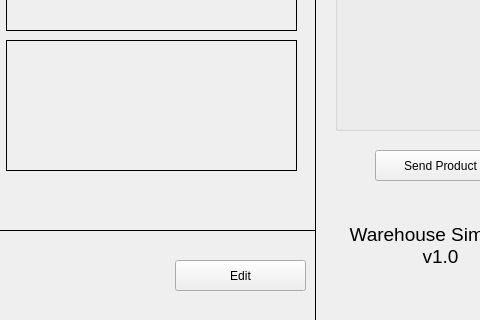
Before: the Qt Designer form src/WarehouseSimulator/qtWidgetUI/mainwindow.ui in PiotrApriasz/WarehouseSimulator, drawn with Qt 5; both pictures show x 714 to 1194 and y 480 to 800 of the 1280 by 800 pixel window.
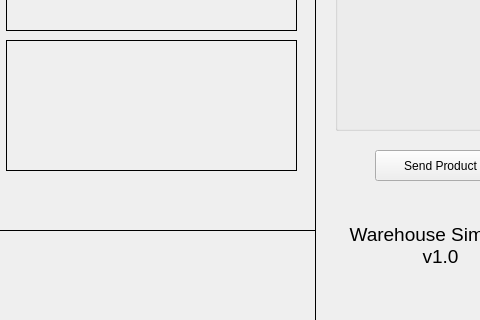
After: the same form once the commit is applied.

```diff
--- a/src/WarehouseSimulator/qtWidgetUI/mainwindow.ui
+++ b/src/WarehouseSimulator/qtWidgetUI/mainwindow.ui
@@ -63,22 +63,6 @@
       <bool>false</bool>
      </property>
     </widget>
-    <widget class="QPushButton" name="editBtn">
-     <property name="enabled">
-      <bool>true</bool>
-     </property>
-     <property name="geometry">
-      <rect>
-       <x>890</x>
-       <y>30</y>
-       <width>131</width>
-       <height>31</height>
-      </rect>
-     </property>
-     <property name="text">
-      <string>Edit</string>
-     </property>
-    </widget>
    </widget>
    <widget class="QFrame" name="frame_2">
     <property name="geometry">
```
